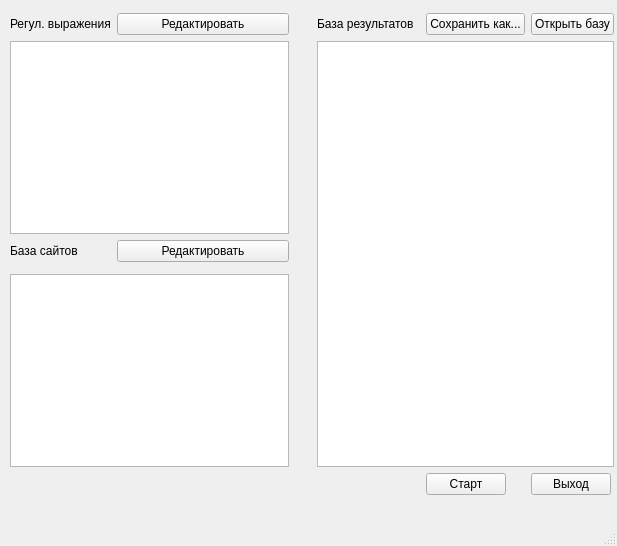
Old version of the form title.ui in the repository player7004/Crawler.
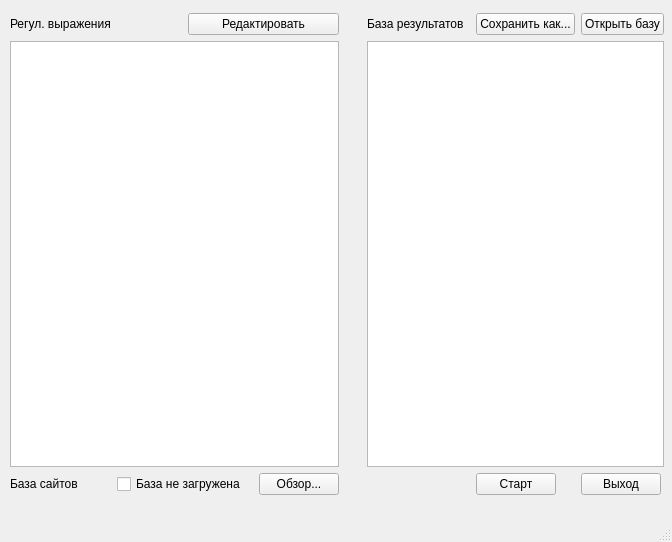
New version of the form.

Commit message: Обновлен интерфейс главного окна.

The edit to the form file:
```diff
--- a/title.ui
+++ b/title.ui
@@ -6,8 +6,8 @@
    <rect>
     <x>0</x>
     <y>0</y>
-    <width>617</width>
-    <height>546</height>
+    <width>672</width>
+    <height>542</height>
    </rect>
   </property>
   <property name="sizePolicy">
@@ -25,19 +25,12 @@
      <rect>
       <x>10</x>
       <y>13</y>
-      <width>604</width>
+      <width>654</width>
       <height>482</height>
      </rect>
     </property>
     <layout class="QGridLayout" name="gridLayout_2">
-     <item row="1" column="0">
-      <widget class="QLabel" name="label">
-       <property name="text">
-        <string>Регул. выражения</string>
-       </property>
-      </widget>
-     </item>
-     <item row="7" column="9">
+     <item row="7" column="10">
       <widget class="QPushButton" name="bt_exit">
        <property name="sizePolicy">
         <sizepolicy hsizetype="Fixed" vsizetype="Fixed">
@@ -51,20 +44,6 @@
       </widget>
      </item>
      <item row="1" column="9">
-      <widget class="QPushButton" name="bt_base_open">
-       <property name="text">
-        <string>Открыть базу</string>
-       </property>
-      </widget>
-     </item>
-     <item row="4" column="0">
-      <widget class="QLabel" name="label_2">
-       <property name="text">
-        <string>База сайтов</string>
-       </property>
-      </widget>
-     </item>
-     <item row="1" column="8">
       <widget class="QPushButton" name="bt_base_save">
        <property name="sizePolicy">
         <sizepolicy hsizetype="Fixed" vsizetype="Fixed">
@@ -77,27 +56,17 @@
        </property>
       </widget>
      </item>
-     <item row="1" column="7">
-      <widget class="QLabel" name="label_3">
+     <item row="1" column="2" colspan="2">
+      <widget class="QPushButton" name="bt_regul">
        <property name="text">
-        <string>База результатов</string>
+        <string>Редактировать</string>
        </property>
       </widget>
      </item>
+     <item row="3" column="8" rowspan="4" colspan="3">
+      <widget class="QTableView" name="table_base"/>
+     </item>
      <item row="7" column="8">
-      <widget class="QPushButton" name="bt_start">
-       <property name="sizePolicy">
-        <sizepolicy hsizetype="Fixed" vsizetype="Fixed">
-         <horstretch>0</horstretch>
-         <verstretch>0</verstretch>
-        </sizepolicy>
-       </property>
-       <property name="text">
-        <string>Старт</string>
-       </property>
-      </widget>
-     </item>
-     <item row="7" column="7">
       <spacer name="horizontalSpacer">
        <property name="orientation">
         <enum>Qt::Horizontal</enum>
@@ -113,26 +82,27 @@
        </property>
       </spacer>
      </item>
-     <item row="7" column="1">
-      <spacer name="horizontalSpacer_2">
-       <property name="orientation">
-        <enum>Qt::Horizontal</enum>
+     <item row="7" column="9">
+      <widget class="QPushButton" name="bt_start">
+       <property name="sizePolicy">
+        <sizepolicy hsizetype="Fixed" vsizetype="Fixed">
+         <horstretch>0</horstretch>
+         <verstretch>0</verstretch>
+        </sizepolicy>
        </property>
-       <property name="sizeType">
-        <enum>QSizePolicy::Fixed</enum>
+       <property name="text">
+        <string>Старт</string>
        </property>
-       <property name="sizeHint" stdset="0">
-        <size>
-         <width>75</width>
-         <height>20</height>
-        </size>
+      </widget>
+     </item>
+     <item row="1" column="0">
+      <widget class="QLabel" name="label">
+       <property name="text">
+        <string>Регул. выражения</string>
        </property>
-      </spacer>
+      </widget>
      </item>
-     <item row="3" column="7" rowspan="4" colspan="3">
-      <widget class="QTableView" name="table_base"/>
-     </item>
-     <item row="4" column="3">
+     <item row="4" column="4">
       <spacer name="horizontalSpacer_3">
        <property name="orientation">
         <enum>Qt::Horizontal</enum>
@@ -148,23 +118,50 @@
        </property>
       </spacer>
      </item>
-     <item row="6" column="0" colspan="3">
-      <widget class="QTableView" name="table_sites"/>
+     <item row="1" column="10">
+      <widget class="QPushButton" name="bt_base_open">
+       <property name="text">
+        <string>Открыть базу</string>
+       </property>
+      </widget>
      </item>
-     <item row="3" column="0" colspan="3">
+     <item row="1" column="8">
+      <widget class="QLabel" name="label_3">
+       <property name="text">
+        <string>База результатов</string>
+       </property>
+      </widget>
+     </item>
+     <item row="7" column="0">
+      <widget class="QLabel" name="label_2">
+       <property name="text">
+        <string>База сайтов</string>
+       </property>
+      </widget>
+     </item>
+     <item row="3" column="0" rowspan="4" colspan="4">
       <widget class="QTableView" name="tableView"/>
      </item>
-     <item row="1" column="1" colspan="2">
-      <widget class="QPushButton" name="bt_regul">
-       <property name="text">
-        <string>Редактировать</string>
-       </property>
-      </widget>
-     </item>
-     <item row="4" column="1" colspan="2">
+     <item row="7" column="3">
       <widget class="QPushButton" name="pushButton">
        <property name="text">
-        <string>Редактировать</string>
+        <string>Обзор...</string>
+       </property>
+      </widget>
+     </item>
+     <item row="7" column="1" colspan="2">
+      <widget class="QCheckBox" name="checkBox">
+       <property name="enabled">
+        <bool>true</bool>
+       </property>
+       <property name="text">
+        <string>База не загружена</string>
+       </property>
+       <property name="checkable">
+        <bool>false</bool>
+       </property>
+       <property name="tristate">
+        <bool>false</bool>
        </property>
       </widget>
      </item>
```
Left out of the diff: 2 changed lines with no effect on the pictures. The commit also changes 1 other file.
